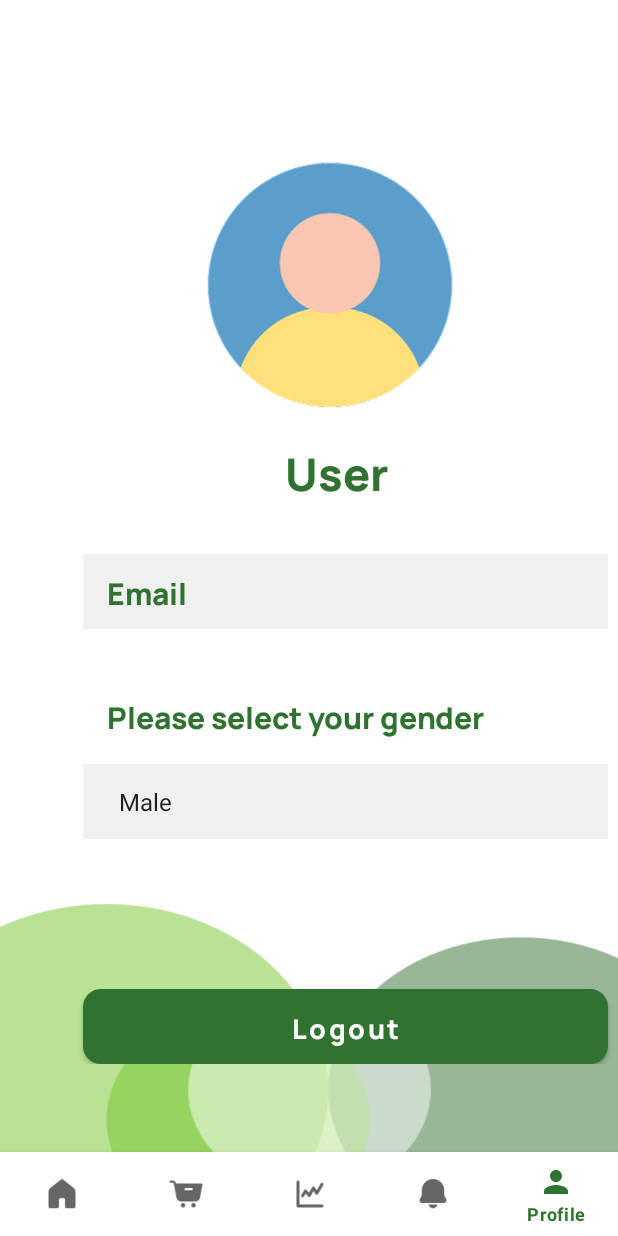
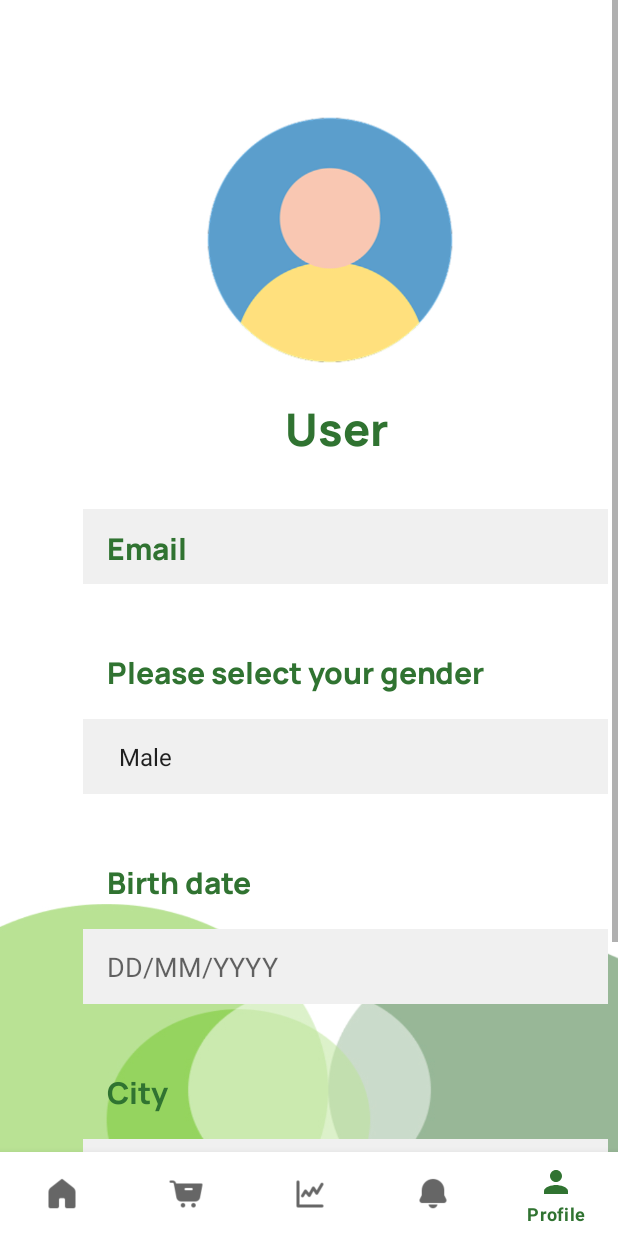
Before and after one commit to rucitarenamesiasana/kelompokpedulipangan.github.io, an Android app: the ProfileFragment screen opened through its navigation route, on a phone screen of 412 x 824 dp. Run offline under Robolectric (Android 15) with nearby library versions, the phone set to English and light mode, and no system bars; our stand-ins replace navigation-ui; libraries missing offline, so code that uses them is left out: io.realm; 5 statements that could not run were skipped.

Commit message:
tambah info profile

```diff
--- a/app/src/main/res/layout/fragment_profile_fragment.xml
+++ b/app/src/main/res/layout/fragment_profile_fragment.xml
@@ -10,7 +10,7 @@
 
     <LinearLayout
         android:layout_width="match_parent"
-        android:layout_height="match_parent"
+        android:layout_height="wrap_content"
         android:orientation="vertical">
 
         <ImageView
@@ -19,7 +19,7 @@
             android:layout_height="180dp"
             android:layout_marginLeft="130dp"
             android:src="@drawable/profile"
-            android:layout_marginTop="100dp"/>
+            android:layout_marginTop="70dp" />
 
         <TextView
             android:id="@+id/txvNamaUser"
@@ -30,7 +30,7 @@
             android:textColor="@color/green_200"
             android:textSize="30dp"
             android:layout_marginLeft="190dp"
-            android:layout_marginTop="10dp"/>
+            android:layout_marginTop="10dp" />
 
         <TextView
             android:text="Email"
@@ -44,7 +44,7 @@
             android:textSize="20dp"
             android:layout_marginLeft="55dp"
             android:textColor="@color/green_200"
-            android:fontFamily="@font/manrope_extrabold"/>
+            android:fontFamily="@font/manrope_extrabold" />
 
         <TextView
             android:text="Please select your gender"
@@ -57,7 +57,7 @@
             android:layout_marginTop="32dp"
             android:layout_marginLeft="55dp"
             android:textColor="@color/green_200"
-            android:fontFamily="@font/manrope_extrabold"/>
+            android:fontFamily="@font/manrope_extrabold" />
 
         <Spinner
             android:id="@+id/spinnerGender"
@@ -67,21 +67,67 @@
             android:layout_marginLeft="55dp"
             android:background="#F0F0F0"
             android:paddingHorizontal="16dp"
-            android:entries="@array/gender_options"/>
+            android:entries="@array/gender_options" />
 
+        <TextView
+            android:text="Birth date"
+            android:id="@+id/txtBirthday"
+            android:layout_width="350dp"
+            android:textSize="20dp"
+            android:paddingVertical="10dp"
+            android:layout_height="50dp"
+            android:paddingHorizontal="16dp"
+            android:layout_marginTop="32dp"
+            android:layout_marginLeft="55dp"
+            android:textColor="@color/green_200"
+            android:fontFamily="@font/manrope_extrabold" />
+
+        <EditText
+            android:id="@+id/edtBirthday"
+            android:layout_width="350dp"
+            android:layout_height="50dp"
+            android:layout_marginTop="8dp"
+            android:layout_marginLeft="55dp"
+            android:background="#F0F0F0"
+            android:hint="DD/MM/YYYY"
+            android:inputType="date"
+            android:paddingHorizontal="16dp" />
+
+        <TextView
+            android:text="City"
+            android:id="@+id/txtCity"
+            android:layout_width="350dp"
+            android:textSize="20dp"
+            android:paddingVertical="10dp"
+            android:layout_height="50dp"
+            android:paddingHorizontal="16dp"
+            android:layout_marginTop="32dp"
+            android:layout_marginLeft="55dp"
+            android:textColor="@color/green_200"
+            android:fontFamily="@font/manrope_extrabold" />
+
+        <EditText
+            android:id="@+id/edtCity"
+            android:layout_width="350dp"
+            android:layout_height="50dp"
+            android:layout_marginTop="8dp"
+            android:layout_marginLeft="55dp"
+            android:background="#F0F0F0"
+            android:hint="Enter your city"
+            android:paddingHorizontal="16dp"
+            android:inputType="textCapWords" />
 
         <Button
             android:id="@+id/btnLogout"
             android:layout_width="350dp"
             android:layout_height="50dp"
             android:background="@drawable/button_green_rounded"
-            android:layout_marginTop="100dp"
+            android:layout_marginTop="80dp"
             android:layout_marginLeft="55dp"
             android:textSize="18dp"
             android:fontFamily="@font/manrope_extrabold"
             android:text="Logout"
-            android:textAllCaps="false"/>
+            android:textAllCaps="false" />
 
     </LinearLayout>
-
 </ScrollView>
```
Also changed, not shown: app/src/main/java/com/example/pedulipangan/data/model/User.java (+20 -1 lines), app/src/main/java/com/example/pedulipangan/register_Activity.java (+24 -34 lines), app/src/main/java/com/example/pedulipangan/ui/profile/ProfileFragment.java (+16 -13 lines).
